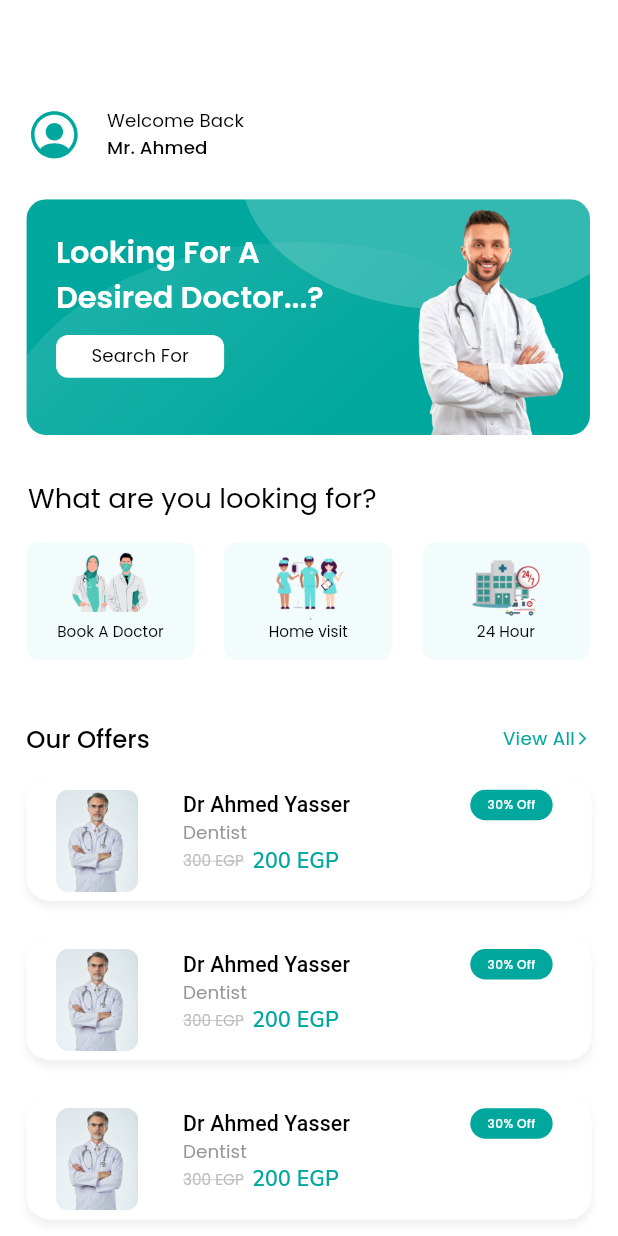
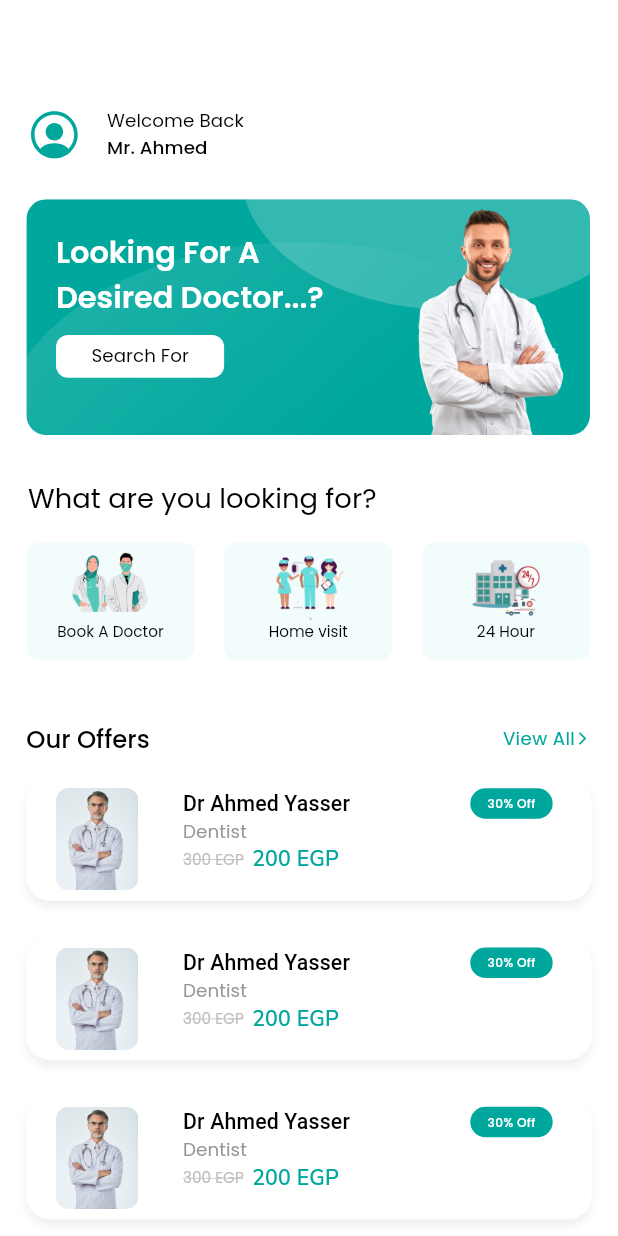
Before and after one commit to mennaamir2/graduation_project, a Flutter app: the HomeBody screen opened directly, on a phone screen of 412 x 824 dp. Run offline on Flutter 3.47's test engine with Material 3 defaults, Android fonts, the phone set to English and light mode, and no system bars; our stand-ins replace flutter_screenutil, flutter_svg, google_fonts, google_nav_bar.

Commit message:
edit doctor_offers file

```diff
--- a/lib/features/home/presentation/views/widgets/doctors_offers.dart
+++ b/lib/features/home/presentation/views/widgets/doctors_offers.dart
@@ -9,9 +9,9 @@ class DoctorsOffers extends StatelessWidget {
   @override
   Widget build(BuildContext context) {
     return Container(
-      padding: EdgeInsets.only(top: 8.h),
+      padding: EdgeInsets.only(top: 7.h,bottom: 7.h),
       width: 342.w,
-      height: 81.h,
+      // height: 81.h,
       decoration: BoxDecoration(
         boxShadow: [
           BoxShadow(
@@ -27,16 +27,14 @@ class DoctorsOffers extends StatelessWidget {
         crossAxisAlignment: CrossAxisAlignment.start,
         children: [
           Padding(
-            padding: EdgeInsets.only(left: 16.w),
+            padding: EdgeInsets.only(left: 16.w,right: 25.w),
             child: Image.asset(
               'assets/images/doctor_image.png',
               height: 67.h,
               width: 54.w,
             ),
           ),
-          Padding(
-            padding: EdgeInsets.only(left: 25.w),
-            child: Column(
+          Column(
             crossAxisAlignment: CrossAxisAlignment.start,
             mainAxisSize: MainAxisSize.min,
             children: [
@@ -66,7 +64,6 @@ class DoctorsOffers extends StatelessWidget {
               )
             ],
           ),
-          ),
           Padding(
             padding: EdgeInsets.only(left: 73.w),
             child: Container(
```
Lines whose indentation alone changed are shown as unchanged.
